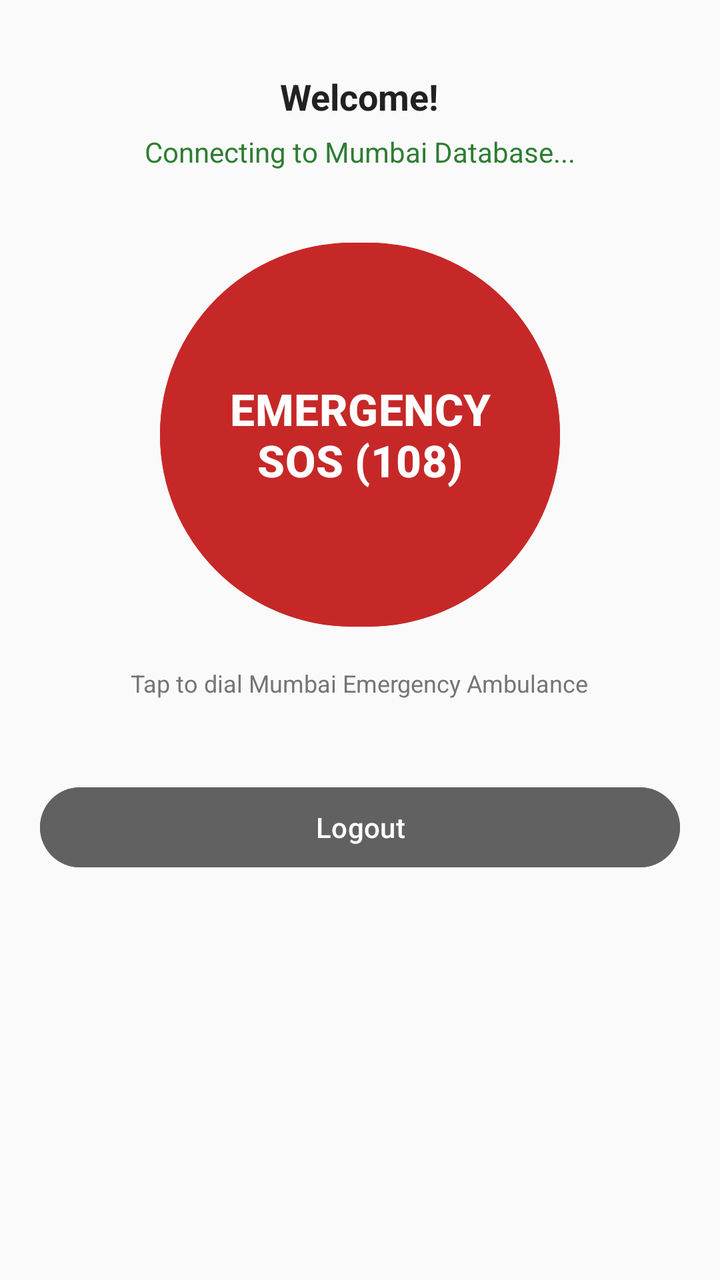
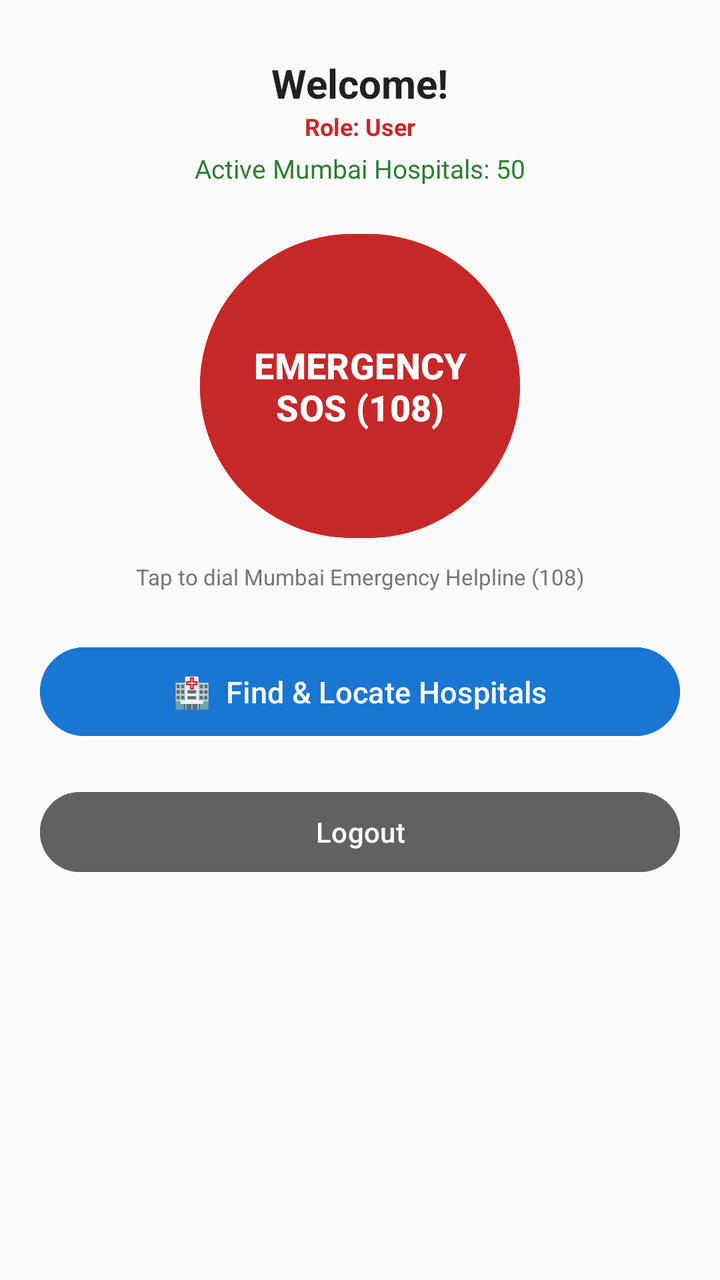

Compare the two renders of this Android layout. The source of the first and the diff that turns it into the second are given below.
<!-- AndroidManifest.xml: application theme Theme.RakshaLink -->
<!-- res/layout/activity_main.xml -->
<?xml version="1.0" encoding="utf-8"?>
<LinearLayout xmlns:android="http://schemas.android.com/apk/res/android"
    android:layout_width="match_parent"
    android:layout_height="match_parent"
    android:orientation="vertical"
    android:padding="20dp"
    android:gravity="center_horizontal"
    android:background="#FAFAFA">

    <TextView
        android:id="@+id/tvUserWelcome"
        android:layout_width="wrap_content"
        android:layout_height="wrap_content"
        android:text="Welcome!"
        android:textSize="18sp"
        android:textStyle="bold"
        android:textColor="#212121"
        android:layout_marginTop="16dp"
        android:layout_marginBottom="6dp"/>

    <TextView
        android:id="@+id/tvDatabaseStatus"
        android:layout_width="wrap_content"
        android:layout_height="wrap_content"
        android:text="Connecting to Mumbai Database..."
        android:textSize="14sp"
        android:textColor="#2E7D32"
        android:layout_marginBottom="32dp"/>

    <Button
        android:id="@+id/btnSos"
        android:layout_width="200dp"
        android:layout_height="200dp"
        android:text="EMERGENCY\nSOS (108)"
        android:textSize="22sp"
        android:textStyle="bold"
        android:textColor="#FFFFFF"
        android:backgroundTint="#C62828"
        android:layout_marginBottom="16dp"/>

    <TextView
        android:layout_width="wrap_content"
        android:layout_height="wrap_content"
        android:text="Tap to dial Mumbai Emergency Ambulance"
        android:textSize="12sp"
        android:textColor="#757575"
        android:layout_marginBottom="40dp"/>

    <Button
        android:id="@+id/btnLogout"
        android:layout_width="match_parent"
        android:layout_height="wrap_content"
        android:text="Logout"
        android:backgroundTint="#616161"
        android:textColor="#FFFFFF"/>
</LinearLayout>
<!-- resources referenced by this layout -->
<resources>
  <style name="Theme.RakshaLink" parent="Base.Theme.RakshaLink" />
  <style name="Base.Theme.RakshaLink" parent="Theme.Material3.DayNight.NoActionBar">
          
          
      </style>
</resources>

<!-- the commit's change to res/layout/activity_main.xml (unified diff, before → after) -->
@@ -1,56 +1,98 @@
 <?xml version="1.0" encoding="utf-8"?>
-<LinearLayout xmlns:android="http://schemas.android.com/apk/res/android"
+<ScrollView xmlns:android="http://schemas.android.com/apk/res/android"
     android:layout_width="match_parent"
     android:layout_height="match_parent"
-    android:orientation="vertical"
-    android:padding="20dp"
-    android:gravity="center_horizontal"
-    android:background="#FAFAFA">
+    android:background="#FAFAFA"
+    android:fillViewport="true">
 
-    <TextView
-        android:id="@+id/tvUserWelcome"
-        android:layout_width="wrap_content"
-        android:layout_height="wrap_content"
-        android:text="Welcome!"
-        android:textSize="18sp"
-        android:textStyle="bold"
-        android:textColor="#212121"
-        android:layout_marginTop="16dp"
-        android:layout_marginBottom="6dp"/>
-
-    <TextView
-        android:id="@+id/tvDatabaseStatus"
-        android:layout_width="wrap_content"
-        android:layout_height="wrap_content"
-        android:text="Connecting to Mumbai Database..."
-        android:textSize="14sp"
-        android:textColor="#2E7D32"
-        android:layout_marginBottom="32dp"/>
-
-    <Button
-        android:id="@+id/btnSos"
-        android:layout_width="200dp"
-        android:layout_height="200dp"
-        android:text="EMERGENCY\nSOS (108)"
-        android:textSize="22sp"
-        android:textStyle="bold"
-        android:textColor="#FFFFFF"
-        android:backgroundTint="#C62828"
-        android:layout_marginBottom="16dp"/>
-
-    <TextView
-        android:layout_width="wrap_content"
-        android:layout_height="wrap_content"
-        android:text="Tap to dial Mumbai Emergency Ambulance"
-        android:textSize="12sp"
-        android:textColor="#757575"
-        android:layout_marginBottom="40dp"/>
-
-    <Button
-        android:id="@+id/btnLogout"
+    <LinearLayout
         android:layout_width="match_parent"
         android:layout_height="wrap_content"
-        android:text="Logout"
-        android:backgroundTint="#616161"
-        android:textColor="#FFFFFF"/>
-</LinearLayout>
+        android:orientation="vertical"
+        android:padding="20dp"
+        android:gravity="center_horizontal">
+
+        <TextView
+            android:id="@+id/tvUserWelcome"
+            android:layout_width="wrap_content"
+            android:layout_height="wrap_content"
+            android:text="Welcome!"
+            android:textSize="20sp"
+            android:textStyle="bold"
+            android:textColor="#212121"
+            android:layout_marginTop="8dp"/>
+
+        <TextView
+            android:id="@+id/tvUserRoleBadge"
+            android:layout_width="wrap_content"
+            android:layout_height="wrap_content"
+            android:text="Role: User"
+            android:textSize="12sp"
+            android:textColor="#C62828"
+            android:textStyle="bold"
+            android:layout_marginBottom="4dp"/>
+
+        <TextView
+            android:id="@+id/tvDatabaseStatus"
+            android:layout_width="wrap_content"
+            android:layout_height="wrap_content"
+            android:text="Active Mumbai Hospitals: 50"
+            android:textSize="13sp"
+            android:textColor="#2E7D32"
+            android:layout_marginBottom="20dp"/>
+
+        
+        <Button
+            android:id="@+id/btnSos"
+            android:layout_width="160dp"
+            android:layout_height="160dp"
+            android:text="EMERGENCY\nSOS (108)"
+            android:textSize="18sp"
+            android:textStyle="bold"
+            android:textColor="#FFFFFF"
+            android:backgroundTint="#C62828"
+            android:layout_marginBottom="8dp"/>
+
+        <TextView
+            android:layout_width="wrap_content"
+            android:layout_height="wrap_content"
+            android:text="Tap to dial Mumbai Emergency Helpline (108)"
+            android:textSize="11sp"
+            android:textColor="#757575"
+            android:layout_marginBottom="24dp"/>
+
+        
+        <Button
+            android:id="@+id/btnFindHospitals"
+            android:layout_width="match_parent"
+            android:layout_height="wrap_content"
+            android:text="🏥  Find &amp; Locate Hospitals"
+            android:textSize="15sp"
+            android:backgroundTint="#1976D2"
+            android:textColor="#FFFFFF"
+            android:padding="12dp"
+            android:layout_marginBottom="12dp"/>
+
+        
+        <Button
+            android:id="@+id/btnAdminManage"
+            android:layout_width="match_parent"
+            android:layout_height="wrap_content"
+            android:text="⚙️  Admin: Manage Hospital Database"
+            android:textSize="15sp"
+            android:backgroundTint="#F57C00"
+            android:textColor="#FFFFFF"
+            android:padding="12dp"
+            android:visibility="gone"
+            android:layout_marginBottom="12dp"/>
+
+        <Button
+            android:id="@+id/btnLogout"
+            android:layout_width="match_parent"
+            android:layout_height="wrap_content"
+            android:text="Logout"
+            android:backgroundTint="#616161"
+            android:textColor="#FFFFFF"
+            android:layout_marginTop="8dp"/>
+    </LinearLayout>
+</ScrollView>
